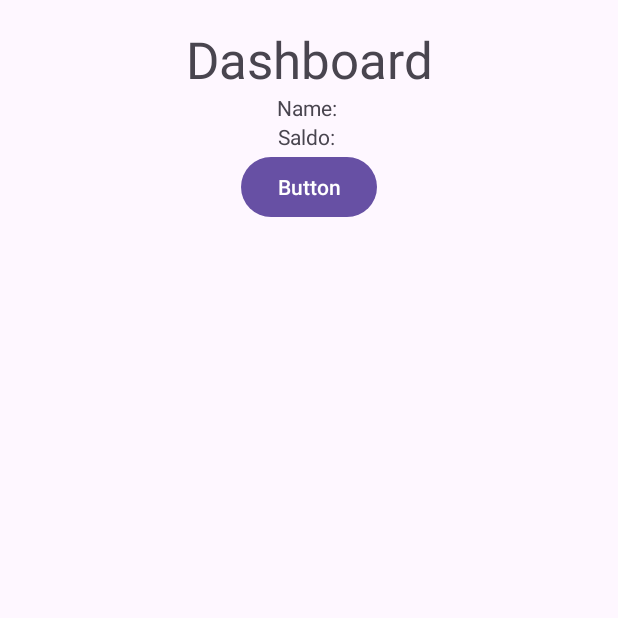
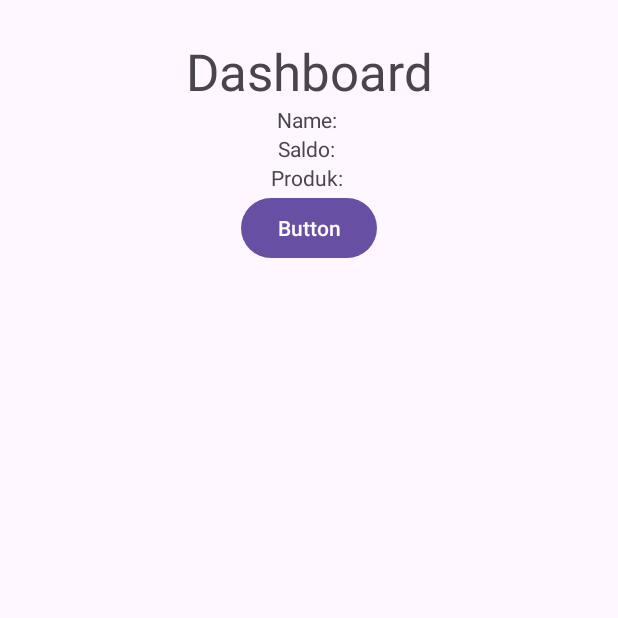
Before and after one commit to rahadinabudiman/warunk-bem-apps, an Android app: the MenuUtama screen opened directly, with no data from a screen before it, on a phone screen of 412 x 824 dp, the top half of it. Run offline under Robolectric (Android 15) with nearby library versions, the light colour scheme and no system bars; Roboto replaces fonts that are not available here.

Commit message:
Update: Dashboard

```diff
--- a/app/src/main/res/layout/activity_menu_utama.xml
+++ b/app/src/main/res/layout/activity_menu_utama.xml
@@ -39,14 +39,24 @@
         app:layout_constraintEnd_toEndOf="parent"
         app:layout_constraintVertical_bias="0.5" />
 
+    <TextView
+        android:id="@+id/textViewProduk"
+        android:layout_width="wrap_content"
+        android:layout_height="wrap_content"
+        android:text="Produk: "
+        app:layout_constraintTop_toBottomOf="@id/textViewSaldo"
+        app:layout_constraintStart_toStartOf="parent"
+        app:layout_constraintEnd_toEndOf="parent"
+        app:layout_constraintVertical_bias="0.6" />
+
     <Button
         android:id="@+id/button4"
         android:layout_width="wrap_content"
         android:layout_height="wrap_content"
         android:text="Button"
-        app:layout_constraintTop_toBottomOf="@id/textViewSaldo"
+        app:layout_constraintTop_toBottomOf="@id/textViewProduk"
         app:layout_constraintStart_toStartOf="parent"
         app:layout_constraintEnd_toEndOf="parent"
-        app:layout_constraintVertical_bias="0.6" />
+        app:layout_constraintVertical_bias="0.7" />
 
 </androidx.constraintlayout.widget.ConstraintLayout>
```
Also changed, not shown: app/src/main/java/com/example/splashlogin/MenuUtama.kt (+17 -4 lines).
